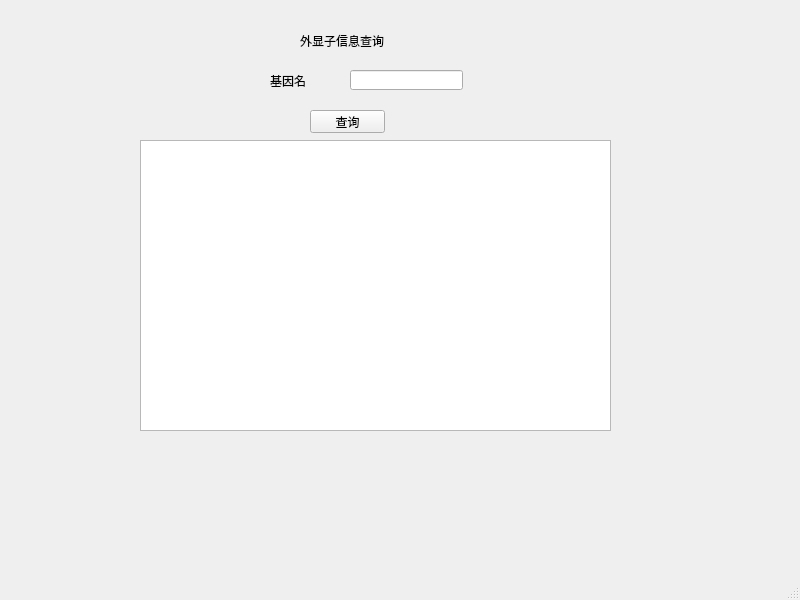
Above: search_exon/main.ui from lozybean/learn_qt before the change. Below: the same form after it.
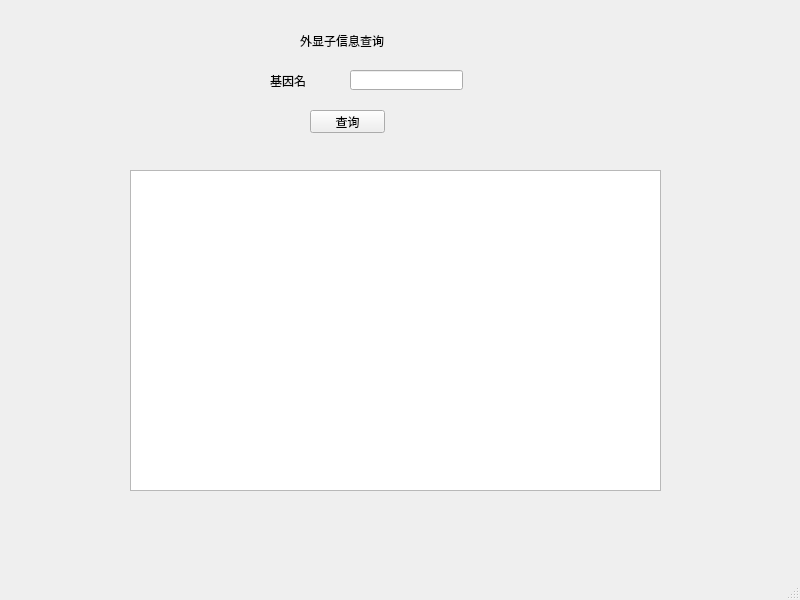
That is the form after the change.

Commit message: use QTableWidget

Diff of the .ui file:
```diff
--- a/search_exon/main.ui
+++ b/search_exon/main.ui
@@ -37,16 +37,6 @@
      </rect>
     </property>
    </widget>
-   <widget class="QTextBrowser" name="textBrowser">
-    <property name="geometry">
-     <rect>
-      <x>140</x>
-      <y>140</y>
-      <width>471</width>
-      <height>291</height>
-     </rect>
-    </property>
-   </widget>
    <widget class="QPushButton" name="pushButton">
     <property name="geometry">
      <rect>
@@ -73,6 +63,19 @@
      <string>外显子信息查询</string>
     </property>
    </widget>
+   <widget class="QTableWidget" name="tableWidget">
+    <property name="geometry">
+     <rect>
+      <x>130</x>
+      <y>170</y>
+      <width>531</width>
+      <height>321</height>
+     </rect>
+    </property>
+    <attribute name="horizontalHeaderHighlightSections">
+     <bool>false</bool>
+    </attribute>
+   </widget>
   </widget>
   <widget class="QMenuBar" name="menubar">
    <property name="geometry">
```
The commit also changes 2 other files.
